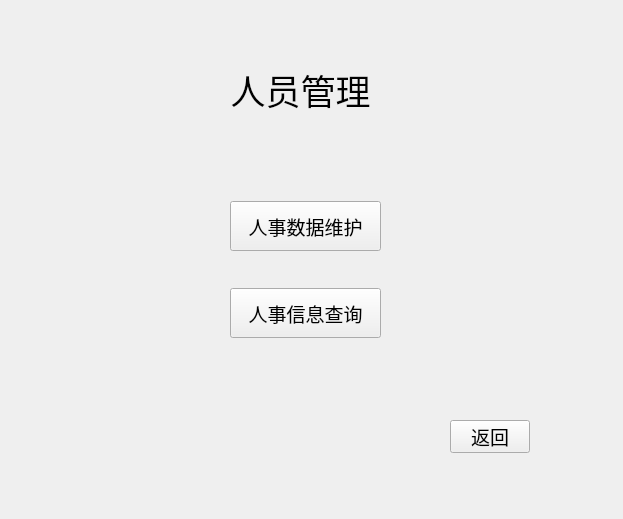
Before: the Qt Designer form DBMS/person_m.ui in YOUNIR/QT-Personnel-management-system, drawn with Qt 5.
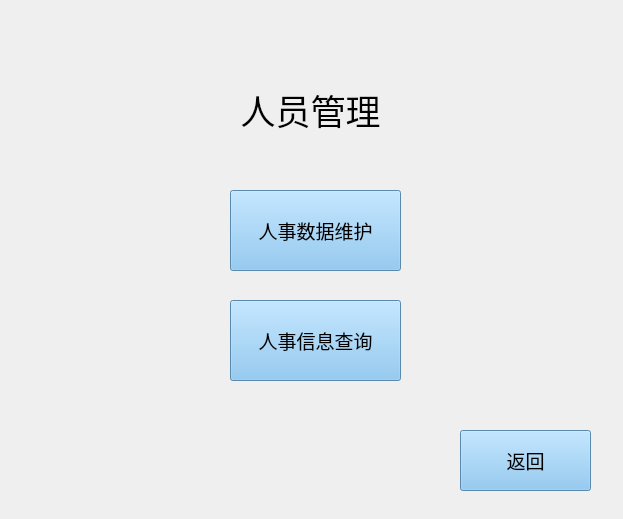
After: the same form once the commit is applied. Icons and pictures are not drawn.

Patch:
```diff
--- a/DBMS/person_m.ui
+++ b/DBMS/person_m.ui
@@ -13,11 +13,31 @@
   <property name="windowTitle">
    <string>Form</string>
   </property>
+  <widget class="QFrame" name="frame">
+   <property name="geometry">
+    <rect>
+     <x>-10</x>
+     <y>-10</y>
+     <width>641</width>
+     <height>531</height>
+    </rect>
+   </property>
+   <property name="styleSheet">
+    <string notr="true">#frame{
+border-image: url(:/root_view.jpg);
+}</string>
+   </property>
+   <property name="frameShape">
+    <enum>QFrame::StyledPanel</enum>
+   </property>
+   <property name="frameShadow">
+    <enum>QFrame::Raised</enum>
+   </property>
   <widget class="QLabel" name="label_2">
    <property name="geometry">
     <rect>
-     <x>190</x>
-     <y>60</y>
+      <x>210</x>
+      <y>90</y>
      <width>221</width>
      <height>61</height>
     </rect>
@@ -29,10 +49,10 @@
   <widget class="QPushButton" name="return_button">
    <property name="geometry">
     <rect>
-     <x>450</x>
-     <y>420</y>
-     <width>80</width>
-     <height>33</height>
+      <x>470</x>
+      <y>440</y>
+      <width>131</width>
+      <height>61</height>
     </rect>
    </property>
    <property name="font">
@@ -40,22 +60,22 @@
      <pointsize>14</pointsize>
     </font>
    </property>
+    <property name="styleSheet">
+     <string notr="true">background-color: rgb(124,192,241);</string>
+    </property>
    <property name="text">
     <string>返回</string>
    </property>
   </widget>
-  <widget class="QWidget" name="layoutWidget">
-   <property name="geometry">
-    <rect>
-     <x>230</x>
-     <y>170</y>
-     <width>151</width>
-     <height>201</height>
-    </rect>
-   </property>
-   <layout class="QVBoxLayout" name="verticalLayout">
-    <item>
      <widget class="QPushButton" name="per_data_man">
+    <property name="geometry">
+     <rect>
+      <x>240</x>
+      <y>200</y>
+      <width>171</width>
+      <height>81</height>
+     </rect>
+    </property>
       <property name="minimumSize">
        <size>
         <width>50</width>
@@ -67,6 +87,9 @@
         <pointsize>14</pointsize>
        </font>
       </property>
+    <property name="styleSheet">
+     <string notr="true">background-color: rgb(124,192,241);</string>
+    </property>
       <property name="text">
        <string>人事数据维护</string>
       </property>
@@ -77,9 +100,15 @@
        </size>
       </property>
      </widget>
-    </item>
-    <item>
      <widget class="QPushButton" name="per_in_que">
+    <property name="geometry">
+     <rect>
+      <x>240</x>
+      <y>310</y>
+      <width>171</width>
+      <height>81</height>
+     </rect>
+    </property>
       <property name="minimumSize">
        <size>
         <width>50</width>
@@ -92,6 +121,9 @@
         <pointsize>14</pointsize>
        </font>
       </property>
+    <property name="styleSheet">
+     <string notr="true">background-color: rgb(124,192,241);</string>
+    </property>
       <property name="text">
        <string>人事信息查询</string>
       </property>
@@ -102,8 +134,6 @@
        </size>
       </property>
      </widget>
-    </item>
-   </layout>
   </widget>
  </widget>
  <resources/>
```
Lines whose indentation alone changed are shown as unchanged.
